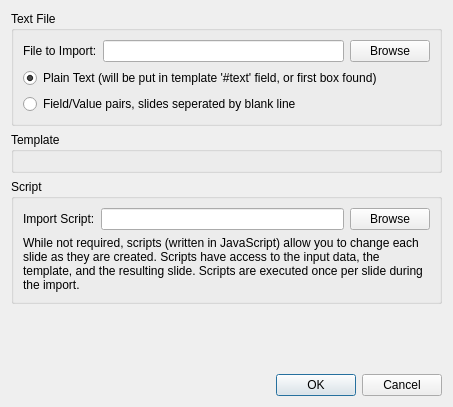
google-code-export/dviz, file src/TextImportDialog.ui: the form before one commit.
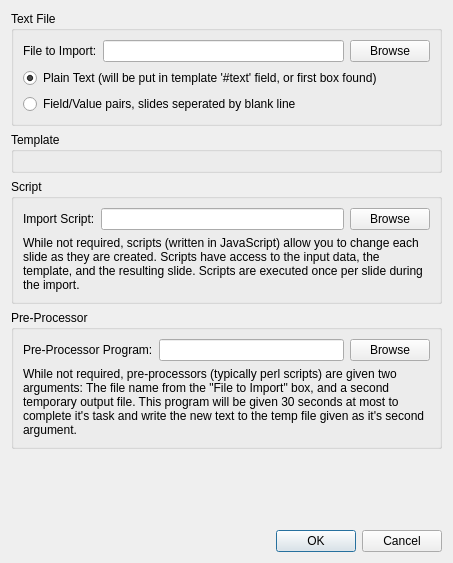
The form after the commit.

Commit message: Updated TextImportDialog script API to be more flexible. Added BibleBrowser access to the script engine in textimportdialog. Added an 'import group' icon to the template widget used in various places around DViz. Wrote a quasi-generic 'sermon outline' importer script/preprocessor (works with my pastor's sermons) in sermon2slides for use with the TextImportDialog. Updated BibleBrowser for prodecural access to appending slides to an existing group.

What changed in the file:
```diff
--- a/src/TextImportDialog.ui
+++ b/src/TextImportDialog.ui
@@ -7,13 +7,13 @@
     <x>0</x>
     <y>0</y>
     <width>453</width>
-    <height>407</height>
+    <height>563</height>
    </rect>
   </property>
   <property name="windowTitle">
    <string>Text Import Tool</string>
   </property>
-  <layout class="QVBoxLayout" name="verticalLayout_4">
+  <layout class="QVBoxLayout" name="verticalLayout_5">
    <item>
     <widget class="QGroupBox" name="groupBox_3">
      <property name="title">
@@ -113,6 +113,46 @@
      </layout>
     </widget>
    </item>
+   <item>
+    <widget class="QGroupBox" name="groupBox_2">
+     <property name="title">
+      <string>Pre-Processor</string>
+     </property>
+     <layout class="QVBoxLayout" name="verticalLayout_4">
+      <item>
+       <layout class="QHBoxLayout" name="horizontalLayout_4">
+        <item>
+         <widget class="QLabel" name="label_4">
+          <property name="text">
+           <string>Pre-Processor Program:</string>
+          </property>
+         </widget>
+        </item>
+        <item>
+         <widget class="QLineEdit" name="preprocFile"/>
+        </item>
+        <item>
+         <widget class="QPushButton" name="preprocBrowse">
+          <property name="text">
+           <string>Browse</string>
+          </property>
+         </widget>
+        </item>
+       </layout>
+      </item>
+      <item>
+       <widget class="QLabel" name="label_5">
+        <property name="text">
+         <string>While not required, pre-processors (typically perl scripts) are given two arguments: The file name from the &quot;File to Import&quot; box, and a second temporary output file. This program will be given 30 seconds at most to complete it's task and write the new text to the temp file given as it's second argument.</string>
+        </property>
+        <property name="wordWrap">
+         <bool>true</bool>
+        </property>
+       </widget>
+      </item>
+     </layout>
+    </widget>
+   </item>
    <item>
     <spacer name="verticalSpacer">
      <property name="orientation">
@@ -121,7 +161,7 @@
      <property name="sizeHint" stdset="0">
       <size>
        <width>20</width>
-       <height>40</height>
+       <height>41</height>
       </size>
      </property>
     </spacer>
```
The commit also changes 21 other files.
